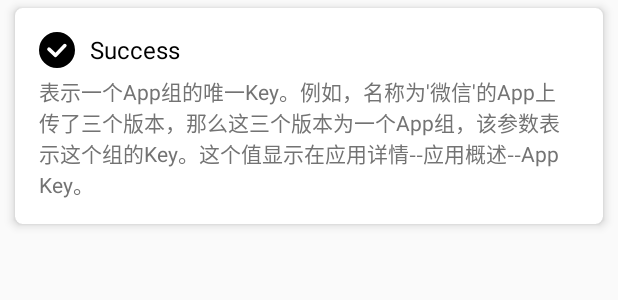
After one commit to sz-sdr/uni-app-plugin-base-library, an Android app: the layout sdr_layout_public_snack_top_bar.xml on its own in the app's theme, with its tools: preview values and no code run, on a phone screen of 412 x 824 dp. The commit adds this screen. Shown: the top 300 px of the screen. Run offline under Robolectric (Android 15) with nearby library versions, the phone set to English and light mode, and no system bars.

Commit message:
添加rx需要的，tree

```diff
--- a/uni-app-plugin-base-library/build.gradle
+++ b/uni-app-plugin-base-library/build.gradle
@@ -41,4 +41,6 @@ dependencies {
     api 'com.github.HyFun:RxPermissions:0.10.4'
     // logger
     api 'com.github.HyFun:logger:2.2.1'
+    // material dialog
+    api 'com.afollestad.material-dialogs:core:0.9.6.0'
 }
--- a/uni-app-plugin-base-library/src/main/AndroidManifest.xml
+++ b/uni-app-plugin-base-library/src/main/AndroidManifest.xml
@@ -1,5 +1,10 @@
 <manifest xmlns:android="http://schemas.android.com/apk/res/android"
     package="com.uniapp.library.baselib" >
 
+    <uses-permission android:name="android.permission.SYSTEM_ALERT_WINDOW" />
     <uses-permission android:name="android.permission.ACCESS_NETWORK_STATE" />
+    <uses-permission android:name="android.permission.REQUEST_INSTALL_PACKAGES" />
+    <uses-permission android:name="android.permission.READ_EXTERNAL_STORAGE" />
+    <uses-permission android:name="android.permission.WRITE_EXTERNAL_STORAGE" />
+
 </manifest>
--- /dev/null
+++ b/uni-app-plugin-base-library/src/main/res/drawable-hdpi/sdr_ic_toast_success_24dp.xml
@@ -0,0 +1,9 @@
+<vector xmlns:android="http://schemas.android.com/apk/res/android"
+    android:width="24dp"
+    android:height="24dp"
+    android:viewportWidth="1024.0"
+    android:viewportHeight="1024.0">
+    <path
+        android:fillColor="#FF000000"
+        android:pathData="M512,1024a512,512 0,1 1,512 -512,512 512,0 0,1 -512,512zM770.3,349.2a50.1,50.1 0,0 0,-71.1 1.7L469.4,592.9 317.1,450a50.1,50.1 0,0 0,-71.1 2.4,50.8 50.8,0 0,0 2.4,71.5l188.7,177.1a50.1,50.1 0,0 0,70.4 -2l264.1,-278.1a50.8,50.8 0,0 0,-1.3 -71.6z" />
+</vector>
--- /dev/null
+++ b/uni-app-plugin-base-library/src/main/res/layout/sdr_layout_public_snack_top_bar.xml
@@ -0,0 +1,64 @@
+<?xml version="1.0" encoding="utf-8"?>
+<FrameLayout xmlns:android="http://schemas.android.com/apk/res/android"
+    xmlns:app="http://schemas.android.com/apk/res-auto"
+    xmlns:tools="http://schemas.android.com/tools"
+    android:layout_width="match_parent"
+    android:layout_height="wrap_content">
+
+    <android.support.v7.widget.CardView
+        android:id="@+id/sdr_toast_top_container"
+        android:layout_width="match_parent"
+        android:layout_height="wrap_content"
+        android:layout_marginLeft="10dp"
+        android:layout_marginTop="5dp"
+        android:layout_marginRight="10dp"
+        android:layout_marginBottom="10dp"
+        app:cardBackgroundColor="#ffffff"
+        app:cardCornerRadius="5dp"
+        app:cardElevation="4dp">
+
+        <LinearLayout
+            android:layout_width="match_parent"
+            android:layout_height="wrap_content"
+            android:orientation="vertical"
+            android:padding="16dp">
+
+            <LinearLayout
+                android:layout_width="match_parent"
+                android:layout_height="wrap_content"
+                android:gravity="center_vertical"
+                android:orientation="horizontal">
+
+                <ImageView
+                    android:id="@+id/sdr_toast_top_iv_icon"
+                    android:layout_width="24dp"
+                    android:layout_height="24dp"
+                    android:layout_marginRight="10dp"
+                    tools:src="@drawable/sdr_ic_toast_success_24dp"
+                    tools:tint="@color/colorToastSuccess" />
+
+                <TextView
+                    android:id="@+id/sdr_toast_top_tv_title"
+                    android:layout_width="match_parent"
+                    android:layout_height="wrap_content"
+                    android:singleLine="true"
+                    android:textColor="#000"
+                    android:textSize="16sp"
+                    tools:text="Success" />
+            </LinearLayout>
+
+            <TextView
+                android:id="@+id/sdr_toast_top_tv_content"
+                android:layout_width="match_parent"
+                android:layout_height="wrap_content"
+                android:layout_marginTop="5dp"
+                android:ellipsize="end"
+                android:maxLines="5"
+                android:textColor="#737373"
+                android:textSize="14sp"
+                tools:text="表示一个App组的唯一Key。例如，名称为'微信'的App上传了三个版本，那么这三个版本为一个App组，该参数表示这个组的Key。这个值显示在应用详情--应用概述--App Key。" />
+
+        </LinearLayout>
+    </android.support.v7.widget.CardView>
+
+</FrameLayout>
--- a/uni-app-plugin-base-library/src/main/res/values/style.xml
+++ b/uni-app-plugin-base-library/src/main/res/values/style.xml
@@ -11,4 +11,9 @@
     <style name="SDR.Theme.Dialog.NoBlur">
         <item name="android:backgroundDimEnabled">false</item>
     </style>
+
+
+    <color name="colorToastSuccess">#47D764</color>
+    <color name="colorToastInfo">#2F86EB</color>
+    <color name="colorToastWarning">#BA2525</color>
 </resources>
```
Also changed, not shown: uni-app-plugin-base-library/src/main/java/com/uniapp/library/baselib/ui/toast/ToastTop.java (added, +186 -0 lines), uni-app-plugin-base-library/src/main/java/com/uniapp/library/baselib/util/AlertUtil.java (added, +103 -0 lines), uni-app-plugin-base-library/src/main/java/com/uniapp/library/baselib/util/PermissionUtil.java (added, +80 -0 lines), uni-app-plugin-base-library/src/main/res/drawable-hdpi/sdr_ic_toast_warn_24dp.xml (added, +9 -0 lines).
